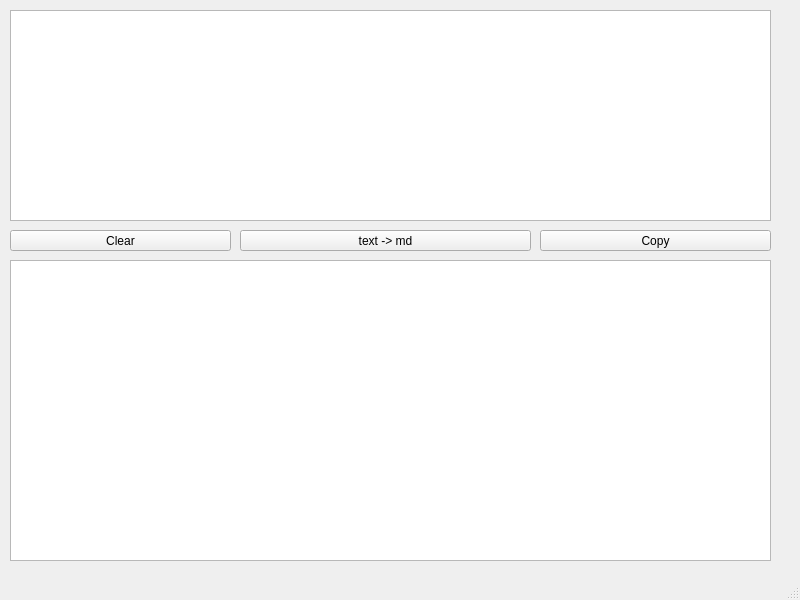
Miatec/aptools, file md-generator/mainwindow.ui: the form before one commit.
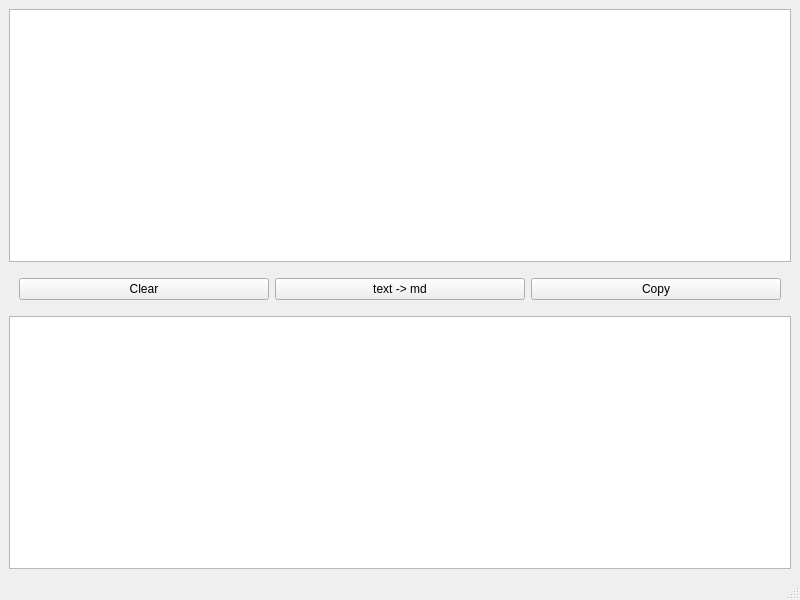
The form after the commit.

Commit message: Ajout d'un layout, bienvenu dans le 21e siècle

What changed in the file:
```diff
--- a/md-generator/mainwindow.ui
+++ b/md-generator/mainwindow.ui
@@ -14,65 +14,55 @@
    <string>md-converter</string>
   </property>
   <widget class="QWidget" name="centralwidget">
-   <widget class="QPlainTextEdit" name="inputText">
-    <property name="geometry">
-     <rect>
-      <x>10</x>
-      <y>10</y>
-      <width>761</width>
-      <height>211</height>
-     </rect>
-    </property>
-   </widget>
-   <widget class="QPushButton" name="m_btnConvert">
-    <property name="geometry">
-     <rect>
-      <x>240</x>
-      <y>230</y>
-      <width>291</width>
-      <height>21</height>
-     </rect>
-    </property>
-    <property name="text">
-     <string>text -&gt; md</string>
-    </property>
-   </widget>
-   <widget class="QPlainTextEdit" name="outputText">
-    <property name="geometry">
-     <rect>
-      <x>10</x>
-      <y>260</y>
-      <width>761</width>
-      <height>301</height>
-     </rect>
-    </property>
-   </widget>
+   <layout class="QHBoxLayout" name="horizontalLayout_2">
+    <item>
+     <layout class="QVBoxLayout" name="verticalLayout">
+      <item>
+       <widget class="QPlainTextEdit" name="inputText"/>
+      </item>
+      <item>
+       <layout class="QHBoxLayout" name="horizontalLayout">
+        <property name="leftMargin">
+         <number>10</number>
+        </property>
+        <property name="topMargin">
+         <number>10</number>
+        </property>
+        <property name="rightMargin">
+         <number>10</number>
+        </property>
+        <property name="bottomMargin">
+         <number>10</number>
+        </property>
+        <item>
    <widget class="QPushButton" name="m_btnClear">
-    <property name="geometry">
-     <rect>
-      <x>10</x>
-      <y>230</y>
-      <width>221</width>
-      <height>21</height>
-     </rect>
-    </property>
     <property name="text">
      <string>Clear</string>
     </property>
    </widget>
+        </item>
+        <item>
+         <widget class="QPushButton" name="m_btnConvert">
+          <property name="text">
+           <string>text -&gt; md</string>
+          </property>
+         </widget>
+        </item>
+        <item>
    <widget class="QPushButton" name="m_btnCopy">
-    <property name="geometry">
-     <rect>
-      <x>540</x>
-      <y>230</y>
-      <width>231</width>
-      <height>21</height>
-     </rect>
-    </property>
     <property name="text">
      <string>Copy</string>
     </property>
    </widget>
+        </item>
+       </layout>
+      </item>
+      <item>
+       <widget class="QPlainTextEdit" name="outputText"/>
+      </item>
+     </layout>
+    </item>
+   </layout>
   </widget>
   <widget class="QMenuBar" name="menubar">
    <property name="geometry">
```
Lines whose indentation alone changed are shown as unchanged.
